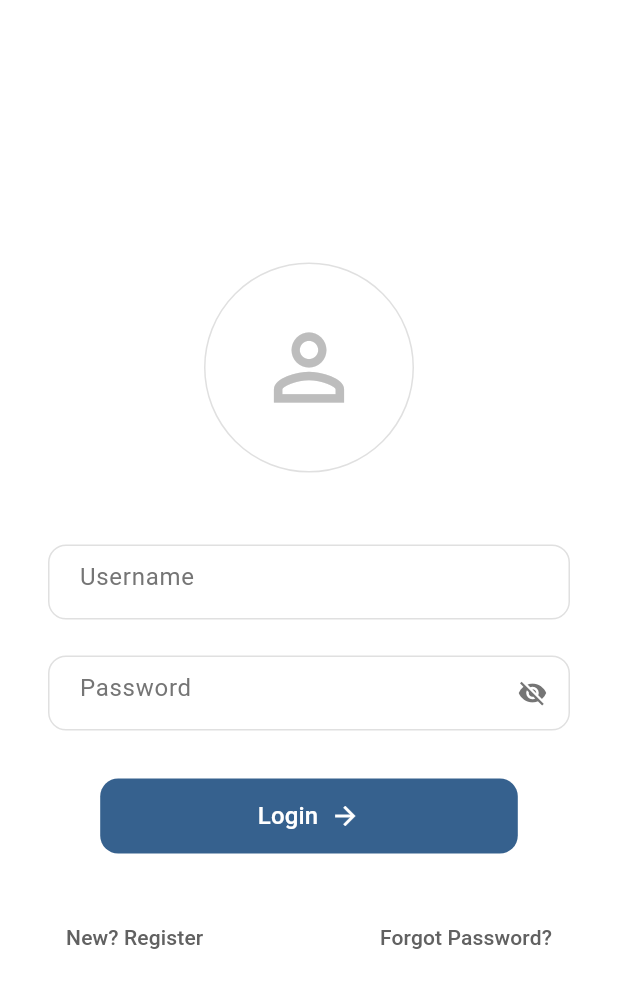
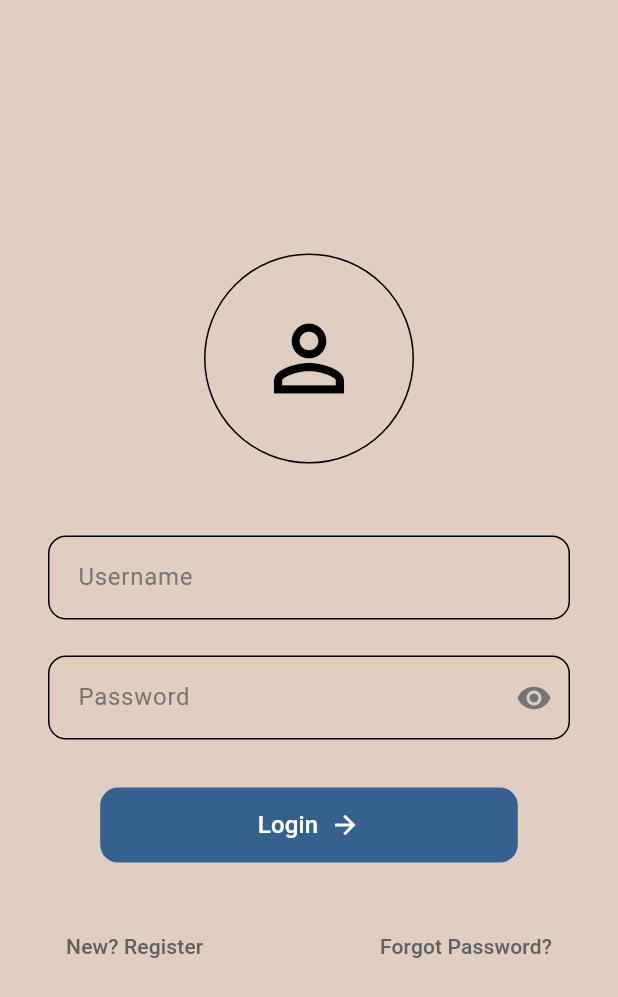
Before and after one commit to Soham1250/DoctorBuddy, a Flutter app: the ReceptionistLoginScreen screen opened directly, on a phone screen of 412 x 824 dp. Shown: the top 997 px of the screen. Run offline on Flutter 3.47's test engine with Material 3 defaults, Android fonts, the light colour scheme and no system bars.

```diff
--- a/lib/core/theme/app_colors.dart
+++ b/lib/core/theme/app_colors.dart
@@ -4,5 +4,5 @@ class AppColors {
   static const Color primaryText = Color(0xFF000000);
   static const Color buttonBorder = Color(0xFF000000);
   static const Color buttonText = Color(0xFF000000);
-  static const Color background = Colors.white;
+  static const Color background = Color.fromARGB(255, 224, 207, 193);
 }
--- a/lib/features/auth/screens/role_selection/role_selection_screen.dart
+++ b/lib/features/auth/screens/role_selection/role_selection_screen.dart
@@ -1,5 +1,6 @@
 import 'package:flutter/material.dart';
 import '../../../../core/responsive/responsive_layout.dart';
+import '../../../../core/theme/app_colors.dart';
 import '../../../doctor/screens/doctor_home.dart';
 import '../../../receptionist/screens/login_screen.dart';
 import 'mobile_layout.dart';
@@ -27,7 +28,7 @@ class RoleSelectionScreen extends StatelessWidget {
   @override
   Widget build(BuildContext context) {
     return Scaffold(
-      backgroundColor: Colors.white,
+      backgroundColor: AppColors.background,
       body: SafeArea(
         child: LayoutBuilder(
           builder: (context, constraints) {
--- a/lib/features/receptionist/screens/login_screen.dart
+++ b/lib/features/receptionist/screens/login_screen.dart
@@ -1,4 +1,5 @@
 import 'package:flutter/material.dart';
+import '../../../core/theme/app_colors.dart';
 import '../widgets/custom_text_field.dart';
 import 'receptionist_main_screen.dart';
 
@@ -52,7 +53,7 @@ class _ReceptionistLoginScreenState extends State<ReceptionistLoginScreen> {
   @override
   Widget build(BuildContext context) {
     return Scaffold(
-      backgroundColor: Colors.white,
+      backgroundColor: AppColors.background,
       body: SafeArea(
         child: Center(
           child: SingleChildScrollView(
@@ -66,14 +67,14 @@ class _ReceptionistLoginScreenState extends State<ReceptionistLoginScreen> {
                   decoration: BoxDecoration(
                     shape: BoxShape.circle,
                     border: Border.all(
-                      color: Colors.grey.shade300,
+                      color: Colors.black,
                       width: 1,
                     ),
                   ),
-                  child: Icon(
+                  child: const Icon(
                     Icons.person_outline,
                     size: 70,
-                    color: Colors.grey.shade400,
+                    color: Colors.black,
                   ),
                 ),
                 const SizedBox(height: 48),
--- a/lib/features/receptionist/widgets/custom_text_field.dart
+++ b/lib/features/receptionist/widgets/custom_text_field.dart
@@ -1,9 +1,10 @@
 import 'package:flutter/material.dart';
+import '../../../core/theme/app_colors.dart';
 
 class CustomTextField extends StatelessWidget {
   final String hint;
+  final TextEditingController controller;
   final bool isPassword;
-  final TextEditingController controller;
   final bool obscureText;
   final VoidCallback? onToggleVisibility;
 
@@ -19,20 +20,13 @@ class CustomTextField extends StatelessWidget {
   @override
   Widget build(BuildContext context) {
     return Container(
-      width: double.infinity,
-      height: 50,
       margin: const EdgeInsets.symmetric(horizontal: 32),
-      decoration: BoxDecoration(
-        borderRadius: BorderRadius.circular(12),
-        border: Border.all(color: Colors.grey.shade300),
-      ),
       child: TextField(
         controller: controller,
-        obscureText: obscureText,
-        textAlignVertical: TextAlignVertical.center,
+        obscureText: isPassword && obscureText,
         style: const TextStyle(
+          color: Colors.black87,
           fontSize: 16,
-          color: Colors.black87,
         ),
         decoration: InputDecoration(
           hintText: hint,
@@ -40,19 +34,42 @@ class CustomTextField extends StatelessWidget {
             color: Colors.grey.shade600,
             fontSize: 16,
           ),
-          contentPadding: const EdgeInsets.symmetric(horizontal: 20, vertical: 15),
-          border: InputBorder.none,
+          contentPadding: const EdgeInsets.symmetric(
+            horizontal: 16,
+            vertical: 16,
+          ),
+          border: OutlineInputBorder(
+            borderRadius: BorderRadius.circular(12),
+            borderSide: const BorderSide(
+              color: AppColors.buttonBorder,
+              width: 1,
+            ),
+          ),
+          enabledBorder: OutlineInputBorder(
+            borderRadius: BorderRadius.circular(12),
+            borderSide: const BorderSide(
+              color: AppColors.buttonBorder,
+              width: 1,
+            ),
+          ),
+          focusedBorder: OutlineInputBorder(
+            borderRadius: BorderRadius.circular(12),
+            borderSide: const BorderSide(
+              color: AppColors.buttonBorder,
+              width: 2,
+            ),
+          ),
           suffixIcon: isPassword
               ? IconButton(
                   icon: Icon(
-                    obscureText ? Icons.visibility_off : Icons.visibility,
+                    obscureText ? Icons.visibility : Icons.visibility_off,
                     color: Colors.grey.shade600,
-                    size: 20,
                   ),
                   onPressed: onToggleVisibility,
                 )
               : null,
         ),
+        textAlignVertical: TextAlignVertical.center,
       ),
     );
   }
```
Also changed, not shown: lib/features/receptionist/models/appointment.dart (added, +22 -0 lines), lib/features/receptionist/screens/receptionist_main_screen.dart (+74 -4 lines), lib/features/receptionist/widgets/appointment_list.dart (added, +102 -0 lines), lib/features/receptionist/widgets/bottom_navigation.dart (added, +96 -0 lines), lib/features/receptionist/widgets/header_section.dart (added, +61 -0 lines).
